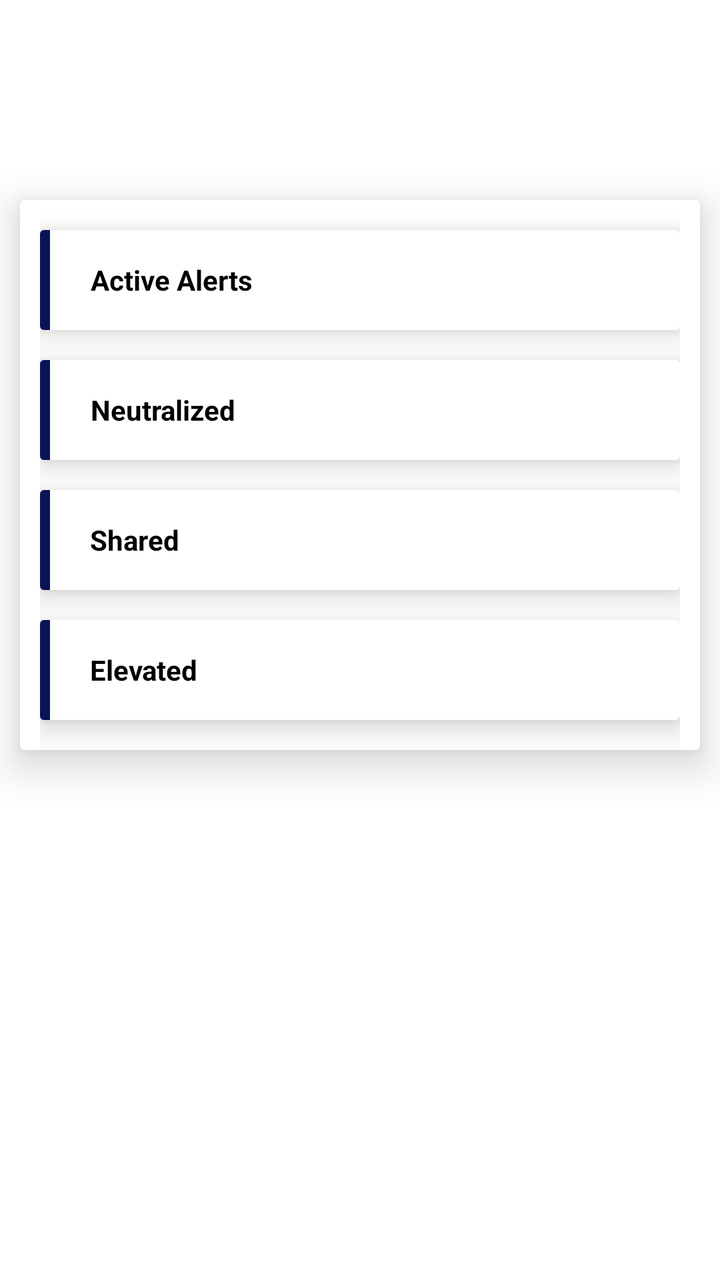
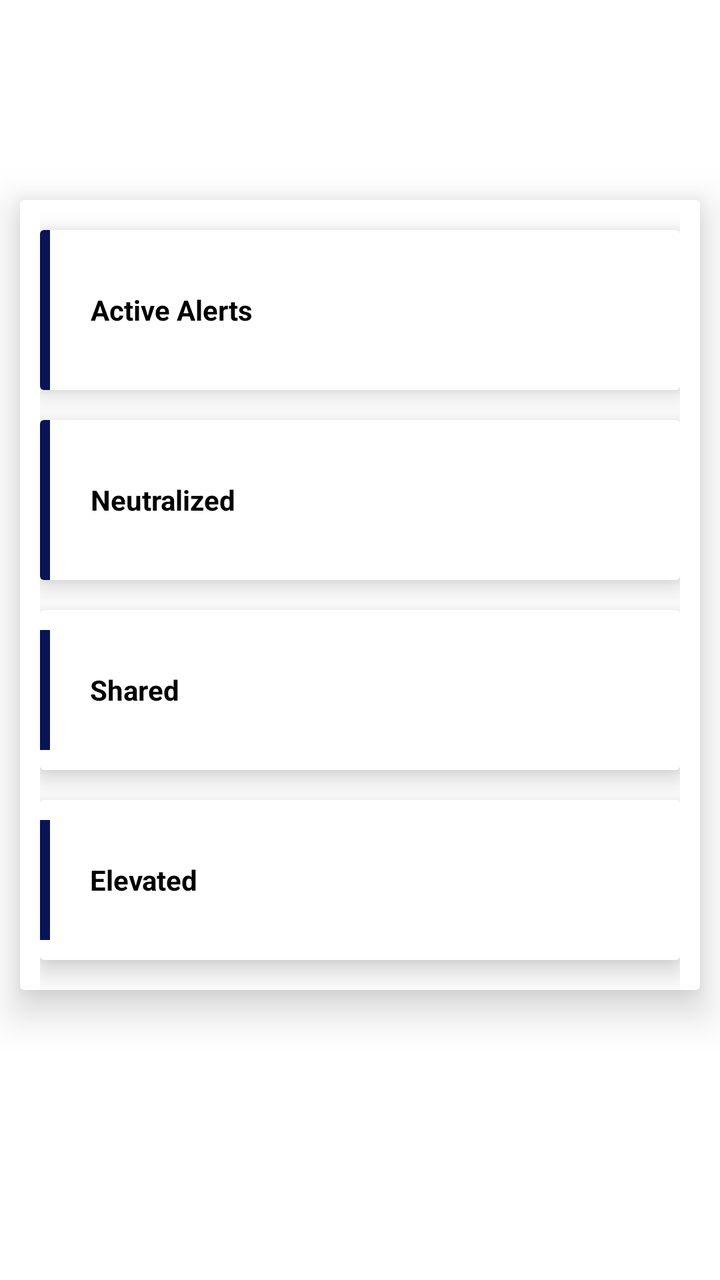

The first picture is an Android layout as it rendered before a commit; the second is the same layout after the commit. The layout source and the unified diff follow.
<!-- AndroidManifest.xml: application theme AppTheme -->
<!-- res/layout/activity_alertmanage.xml -->
<?xml version="1.0" encoding="utf-8"?>
<FrameLayout xmlns:android="http://schemas.android.com/apk/res/android"
    xmlns:card_view="http://schemas.android.com/apk/res-auto"
    xmlns:tools="http://schemas.android.com/tools"
    android:id="@+id/activity_main"
    android:background="@color/colorWhite"
    android:layout_width="match_parent"
    android:layout_height="match_parent"
    tools:context=".MainActivity">
    <androidx.cardview.widget.CardView
        android:layout_width="match_parent"
        android:layout_height="wrap_content"
        android:layout_marginTop="100dp"
        android:layout_marginBottom="30dp"
        android:layout_marginLeft="10dp"
        android:layout_marginRight="10dp"
        card_view:cardCornerRadius="2dp"
        card_view:cardElevation="12dp"
        android:id="@+id/cardView">
        <androidx.appcompat.widget.LinearLayoutCompat
            android:layout_width="match_parent"
            android:layout_height="match_parent"
            android:orientation="vertical">

            <androidx.core.widget.NestedScrollView
                android:layout_width="match_parent"
                android:layout_height="match_parent"
                android:layout_gravity="fill_vertical">

                    <LinearLayout
                        android:layout_width="match_parent"
                        android:layout_height="match_parent"
                        android:layout_marginLeft="10dp"
                        android:layout_marginRight="10dp"
                        android:orientation="vertical">

                        <androidx.cardview.widget.CardView
                            android:id="@+id/cardactive"
                            android:layout_width="match_parent"
                            android:layout_height="50dp"
                            android:background="@color/error"
                            android:layout_marginTop="15dp"
                            card_view:cardCornerRadius="2dp"
                            card_view:cardElevation="8dp">

                            <LinearLayout
                                android:layout_width="match_parent"
                                android:layout_height="match_parent"
                                android:gravity="center_vertical"
                                android:orientation="horizontal">

                                <View
                                    android:layout_width="5dp"
                                    android:layout_height="60dp"
                                    android:background="@color/colorPrimary"/>

                                <TextView
                                    android:layout_width="wrap_content"
                                    android:layout_height="wrap_content"
                                    android:layout_marginLeft="20dp"
                                    android:layout_marginStart="20dp"
                                    android:ellipsize="marquee"
                                    android:focusable="true"
                                    android:focusableInTouchMode="false"
                                    android:gravity="center_horizontal"
                                    android:marqueeRepeatLimit="marquee_forever"
                                    android:singleLine="true"
                                    android:text="Active Alerts"
                                    android:textColor="@color/colorBlack"
                                    android:textSize="14sp"
                                    android:textStyle="bold" />
                            </LinearLayout>

                        </androidx.cardview.widget.CardView>
                        <androidx.cardview.widget.CardView
                            android:id="@+id/partners"
                            android:layout_width="match_parent"
                            android:layout_height="50dp"
                            android:layout_marginTop="15dp"
                            card_view:cardCornerRadius="2dp"
                            card_view:cardElevation="8dp">
                            <LinearLayout
                                android:layout_width="match_parent"
                                android:layout_height="match_parent"
                                android:gravity="center_vertical"
                                android:orientation="horizontal">
                                <View
                                    android:layout_width="5dp"
                                    android:layout_height="60dp"
                                    android:background="@color/colorPrimary"/>

                                <TextView
                                    android:layout_width="wrap_content"
                                    android:layout_height="wrap_content"
                                    android:layout_marginLeft="20dp"
                                    android:layout_marginStart="20dp"
                                    android:ellipsize="marquee"
                                    android:focusable="true"
                                    android:focusableInTouchMode="false"
                                    android:gravity="center_horizontal"
                                    android:marqueeRepeatLimit="marquee_forever"
                                    android:singleLine="true"
                                    android:text="Neutralized"
                                    android:textColor="@color/colorBlack"
                                    android:textSize="14sp"
                                    android:textStyle="bold" />
                            </LinearLayout>

                        </androidx.cardview.widget.CardView>
                        <androidx.cardview.widget.CardView
                            android:id="@+id/card_ucrs"
                            android:layout_width="match_parent"
                            android:layout_height="50dp"
                            android:layout_marginTop="15dp"
                            card_view:cardCornerRadius="2dp"
                            card_view:cardElevation="8dp">
                            <LinearLayout
                                android:layout_width="match_parent"
                                android:layout_height="match_parent"
                                android:gravity="center_vertical"
                                android:orientation="horizontal">

                                <View
                                    android:layout_width="5dp"
                                    android:layout_height="60dp"
                                    android:background="@color/colorPrimary">

                                </View>

                                <TextView
                                    android:id="@+id/ucrs"
                                    android:layout_width="wrap_content"
                                    android:layout_height="wrap_content"
                                    android:layout_marginLeft="20dp"
                                    android:layout_marginStart="20dp"
                                    android:ellipsize="marquee"
                                    android:focusable="true"
                                    android:focusableInTouchMode="false"
                                    android:gravity="center_vertical"
                                    android:marqueeRepeatLimit="marquee_forever"
                                    android:singleLine="true"
                                    android:text="Shared"
                                    android:textColor="@color/colorBlack"
                                    android:textSize="14sp"
                                    android:textStyle="bold" />
                            </LinearLayout>
                        </androidx.cardview.widget.CardView>
                        <androidx.cardview.widget.CardView
                            android:id="@+id/cardvv"
                            android:layout_width="match_parent"
                            android:layout_height="50dp"
                            android:layout_marginTop="15dp"
                            card_view:cardCornerRadius="2dp"
                            card_view:cardElevation="8dp">
                            <LinearLayout
                                android:layout_width="match_parent"
                                android:layout_height="match_parent"
                                android:gravity="center_vertical"
                                android:orientation="horizontal">

                                <View
                                    android:layout_width="5dp"
                                    android:layout_height="60dp"
                                    android:background="@color/colorPrimary">

                                </View>

                                <TextView
                                    android:id="@+id/text1"
                                    android:layout_width="wrap_content"
                                    android:layout_height="wrap_content"
                                    android:layout_marginLeft="20dp"
                                    android:layout_marginStart="20dp"
                                    android:ellipsize="marquee"
                                    android:focusable="true"
                                    android:focusableInTouchMode="false"
                                    android:gravity="center_vertical"
                                    android:marqueeRepeatLimit="marquee_forever"
                                    android:singleLine="true"
                                    android:text="Elevated"
                                    android:textColor="@color/colorBlack"
                                    android:textSize="14sp"
                                    android:textStyle="bold" />
                            </LinearLayout>
                        </androidx.cardview.widget.CardView>

                        <androidx.cardview.widget.CardView
                            android:layout_width="match_parent"
                            android:layout_height="0dp"
                            android:layout_marginTop="15dp"
                            card_view:cardCornerRadius="2dp"
                            card_view:cardElevation="8dp"/>
                            </LinearLayout>
            </androidx.core.widget.NestedScrollView>
        </androidx.appcompat.widget.LinearLayoutCompat>
    </androidx.cardview.widget.CardView>
</FrameLayout>
<!-- resources referenced by this layout -->
<resources>
  <color name="colorBlack">#000000</color>
  <color name="colorPrimary">#091456</color>
  <color name="colorWhite">#FFFFFF</color>
  <color name="error">#B60F23</color>
  <style name="AppTheme" parent="Theme.AppCompat.Light.DarkActionBar">
          
          <item name="colorPrimary">@color/colorPrimary</item>
          <item name="colorPrimaryDark">@color/colorPrimaryDark</item>
          <item name="colorAccent">@color/colorAccent</item>
      </style>
  <color name="colorPrimaryDark">#091456</color>
  <color name="colorAccent">#ff8528</color>
</resources>

<!-- the commit's change to res/layout/activity_alertmanage.xml (unified diff, before → after) -->
@@ -37,7 +37,7 @@
                         <androidx.cardview.widget.CardView
                             android:id="@+id/cardactive"
                             android:layout_width="match_parent"
-                            android:layout_height="50dp"
+                            android:layout_height="80dp"
                             android:background="@color/error"
                             android:layout_marginTop="15dp"
                             card_view:cardCornerRadius="2dp"
@@ -51,7 +51,7 @@
 
                                 <View
                                     android:layout_width="5dp"
-                                    android:layout_height="60dp"
+                                    android:layout_height="90dp"
                                     android:background="@color/colorPrimary"/>
 
                                 <TextView
@@ -73,9 +73,9 @@
 
                         </androidx.cardview.widget.CardView>
                         <androidx.cardview.widget.CardView
-                            android:id="@+id/partners"
+                            android:id="@+id/neutralized"
                             android:layout_width="match_parent"
-                            android:layout_height="50dp"
+                            android:layout_height="80dp"
                             android:layout_marginTop="15dp"
                             card_view:cardCornerRadius="2dp"
                             card_view:cardElevation="8dp">
@@ -86,7 +86,7 @@
                                 android:orientation="horizontal">
                                 <View
                                     android:layout_width="5dp"
-                                    android:layout_height="60dp"
+                                    android:layout_height="90dp"
                                     android:background="@color/colorPrimary"/>
 
                                 <TextView
@@ -110,7 +110,7 @@
                         <androidx.cardview.widget.CardView
                             android:id="@+id/card_ucrs"
                             android:layout_width="match_parent"
-                            android:layout_height="50dp"
+                            android:layout_height="80dp"
                             android:layout_marginTop="15dp"
                             card_view:cardCornerRadius="2dp"
                             card_view:cardElevation="8dp">
@@ -148,7 +148,7 @@
                         <androidx.cardview.widget.CardView
                             android:id="@+id/cardvv"
                             android:layout_width="match_parent"
-                            android:layout_height="50dp"
+                            android:layout_height="80dp"
                             android:layout_marginTop="15dp"
                             card_view:cardCornerRadius="2dp"
                             card_view:cardElevation="8dp">
